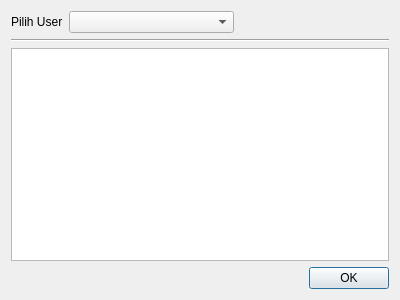
Above: src/ui/files/permissiondialog.ui from AyahnaSyahid/LazyMins before the change. Below: the same form after it.
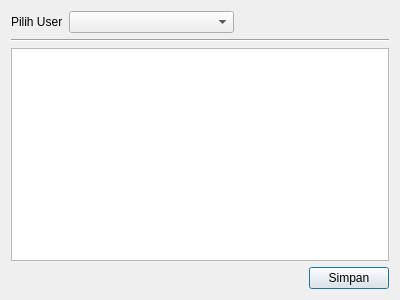
That is the form after the change.

Commit message: Mengimplementasi users_permissions #6: 	modified:   src/ui/files/permissiondialog.ui 	modified:   src/ui/permissiondialog.cpp 	modified:   src/ui/permissiondialog.h

Diff of the .ui file:
```diff
--- a/src/ui/files/permissiondialog.ui
+++ b/src/ui/files/permissiondialog.ui
@@ -59,14 +59,28 @@
     <widget class="QListView" name="listView"/>
    </item>
    <item>
-    <widget class="QDialogButtonBox" name="buttonBox">
-     <property name="orientation">
-      <enum>Qt::Horizontal</enum>
-     </property>
-     <property name="standardButtons">
-      <set>QDialogButtonBox::Ok</set>
-     </property>
-    </widget>
+    <layout class="QHBoxLayout" name="horizontalLayout_2">
+     <item>
+      <spacer name="horizontalSpacer_2">
+       <property name="orientation">
+        <enum>Qt::Horizontal</enum>
+       </property>
+       <property name="sizeHint" stdset="0">
+        <size>
+         <width>40</width>
+         <height>20</height>
+        </size>
+       </property>
+      </spacer>
+     </item>
+     <item>
+      <widget class="QPushButton" name="saveButton">
+       <property name="text">
+        <string>Simpan</string>
+       </property>
+      </widget>
+     </item>
+    </layout>
    </item>
   </layout>
  </widget>
```
Left out of the diff: 35 changed lines with no effect on the pictures. The commit also changes 2 other files.
